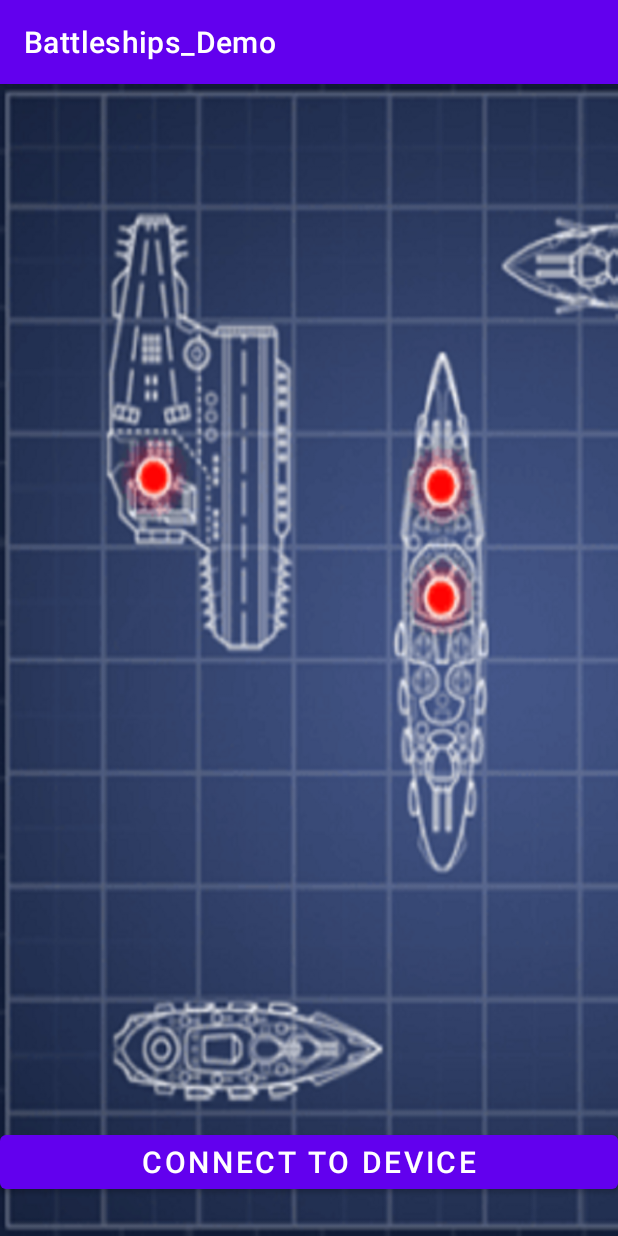
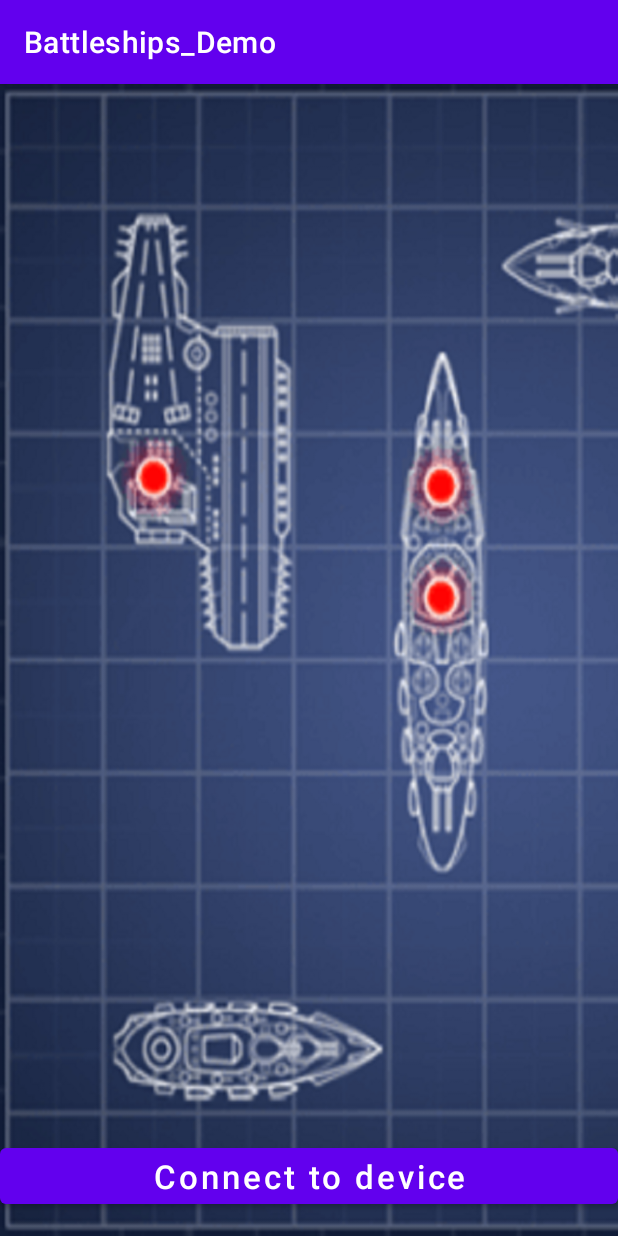
Before and after one commit to AZapryanov/Battleships_Demo, an Android app: the screen it shows after launch (MainActivity), on a phone screen of 412 x 824 dp. Run offline under Robolectric (Android 15) with nearby library versions, the light colour scheme and no system bars.

Commit message:
Small tweaks to buttons

```diff
--- a/app/src/main/res/layout/activity_main.xml
+++ b/app/src/main/res/layout/activity_main.xml
@@ -11,12 +11,19 @@
         android:id="@+id/btn_start_connect_activity"
         android:layout_width="match_parent"
         android:layout_height="wrap_content"
-        android:layout_marginBottom="25dp"
         android:text="Connect to device"
-        android:textSize="20sp"
-        app:layout_constraintBottom_toBottomOf="parent"
+        android:textAllCaps="false"
+        android:textSize="22sp"
+        app:layout_constraintBottom_toTopOf="@+id/horizontalGuideline4"
         app:layout_constraintEnd_toEndOf="parent"
-        app:layout_constraintHorizontal_bias="0.0"
+        app:layout_constraintHorizontal_bias="1.0"
         app:layout_constraintStart_toStartOf="parent" />
 
+    <androidx.constraintlayout.widget.Guideline
+        android:id="@+id/horizontalGuideline4"
+        android:layout_width="wrap_content"
+        android:layout_height="wrap_content"
+        android:orientation="horizontal"
+        app:layout_constraintGuide_percent="0.98" />
+
 </androidx.constraintlayout.widget.ConstraintLayout>
--- a/app/src/main/res/layout/activity_place_ships.xml
+++ b/app/src/main/res/layout/activity_place_ships.xml
@@ -14,8 +14,8 @@
         android:layout_width="0dp"
         android:layout_height="0dp"
         android:layout_margin="10dp"
+        app:layout_constraintBottom_toTopOf="@+id/horizontalGuideline2"
         app:layout_constraintDimensionRatio="1:1.375"
-        app:layout_constraintBottom_toTopOf="@+id/horizontalGuideline2"
         app:layout_constraintEnd_toStartOf="@+id/verticalGuideline2"
         app:layout_constraintStart_toStartOf="@+id/verticalGuideline1"
         app:layout_constraintTop_toTopOf="@+id/horizontalGuideline1"
@@ -27,7 +27,7 @@
         android:layout_height="wrap_content"
         android:text="Ready"
         android:textAllCaps="false"
-        android:textSize="20sp"
+        android:textSize="22sp"
         app:layout_constraintBottom_toTopOf="@+id/horizontalGuideline3"
         app:layout_constraintEnd_toStartOf="@+id/verticalGuideline2"
         app:layout_constraintStart_toStartOf="@+id/verticalGuideline1"
```
Also changed, not shown: app/src/main/res/layout/activity_connect.xml (+9 -2 lines).
